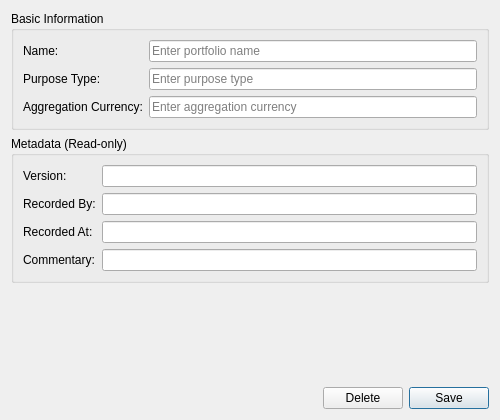
Old version of the form projects/ores.qt/ui/PortfolioDetailDialog.ui in the repository OreStudio/OreStudio.
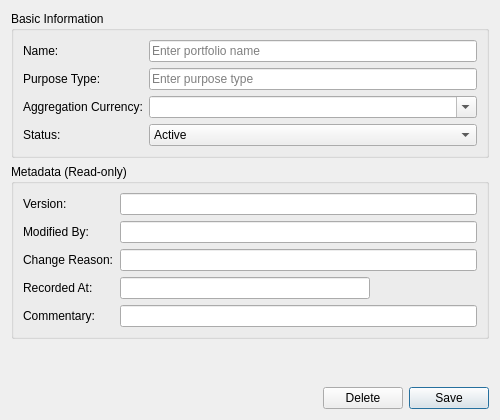
New version of the form.

Commit message: [qt] Comprehensive UI review: metadata, timestamps, badges, combos, status fields, modified_by

Diff of the .ui file:
```diff
--- a/projects/ores.qt/ui/PortfolioDetailDialog.ui
+++ b/projects/ores.qt/ui/PortfolioDetailDialog.ui
@@ -68,12 +68,38 @@
        </widget>
       </item>
       <item row="2" column="1">
-       <widget class="QLineEdit" name="aggregationCcyEdit">
-        <property name="placeholderText">
-         <string>Enter aggregation currency</string>
+       <widget class="QComboBox" name="aggregationCcyCombo">
+        <property name="editable">
+         <bool>true</bool>
         </property>
        </widget>
       </item>
+      <item row="3" column="0">
+       <widget class="QLabel" name="label_statusCombo">
+        <property name="text">
+         <string>Status:</string>
+        </property>
+       </widget>
+      </item>
+      <item row="3" column="1">
+       <widget class="QComboBox" name="statusCombo">
+        <item>
+         <property name="text">
+          <string>Active</string>
+         </property>
+        </item>
+        <item>
+         <property name="text">
+          <string>Inactive</string>
+         </property>
+        </item>
+        <item>
+         <property name="text">
+          <string>Closed</string>
+         </property>
+        </item>
+       </widget>
+      </item>
      </layout>
     </widget>
    </item>
@@ -100,7 +126,7 @@
       <item row="1" column="0">
        <widget class="QLabel" name="labelRecordedBy">
         <property name="text">
-         <string>Recorded By:</string>
+         <string>Modified By:</string>
         </property>
        </widget>
       </item>
@@ -112,27 +138,47 @@
        </widget>
       </item>
       <item row="2" column="0">
+       <widget class="QLabel" name="labelChangeReason">
+        <property name="text">
+         <string>Change Reason:</string>
+        </property>
+       </widget>
+      </item>
+      <item row="2" column="1">
+       <widget class="QLineEdit" name="changeReasonEdit">
+        <property name="readOnly">
+         <bool>true</bool>
+        </property>
+       </widget>
+      </item>
+      <item row="3" column="0">
        <widget class="QLabel" name="labelRecordedAt">
         <property name="text">
          <string>Recorded At:</string>
         </property>
        </widget>
       </item>
-      <item row="2" column="1">
+      <item row="3" column="1">
        <widget class="QLineEdit" name="recordedAtEdit">
         <property name="readOnly">
          <bool>true</bool>
         </property>
+        <property name="maximumSize">
+         <size>
+          <width>250</width>
+          <height>16777215</height>
+         </size>
+        </property>
        </widget>
       </item>
-      <item row="3" column="0">
+      <item row="4" column="0">
        <widget class="QLabel" name="labelCommentary">
         <property name="text">
          <string>Commentary:</string>
         </property>
        </widget>
       </item>
-      <item row="3" column="1">
+      <item row="4" column="1">
        <widget class="QLineEdit" name="commentaryEdit">
         <property name="readOnly">
          <bool>true</bool>
```
Left out of the diff: 6 changed lines with no effect on the pictures. The commit also changes 71 other files.
